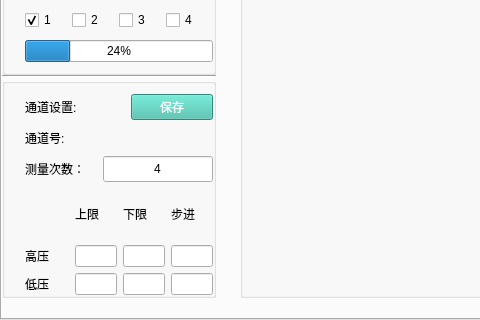
13438120136/XDemo, file Demo/desystemtestwidget.ui: the form before one commit; both pictures show x 0 to 480 and y 252 to 572 of the 615 by 572 pixel window.
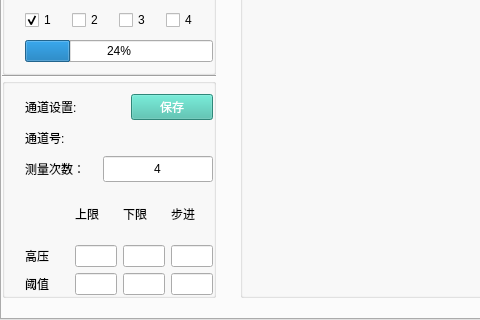
The form after the commit. The open tabs and pages were chosen to show the change. Icons and pictures are not drawn. Custom widgets are drawn as their Qt base class.

What changed in the file:
```diff
--- a/Demo/desystemtestwidget.ui
+++ b/Demo/desystemtestwidget.ui
@@ -1305,7 +1305,7 @@
                  <item row="2" column="0">
                   <widget class="QLabel" name="label_27">
                    <property name="text">
-                    <string>低压</string>
+                    <string>阈值</string>
                    </property>
                   </widget>
                  </item>
```
Left out of the diff: 4 changed lines with no effect on the pictures.
